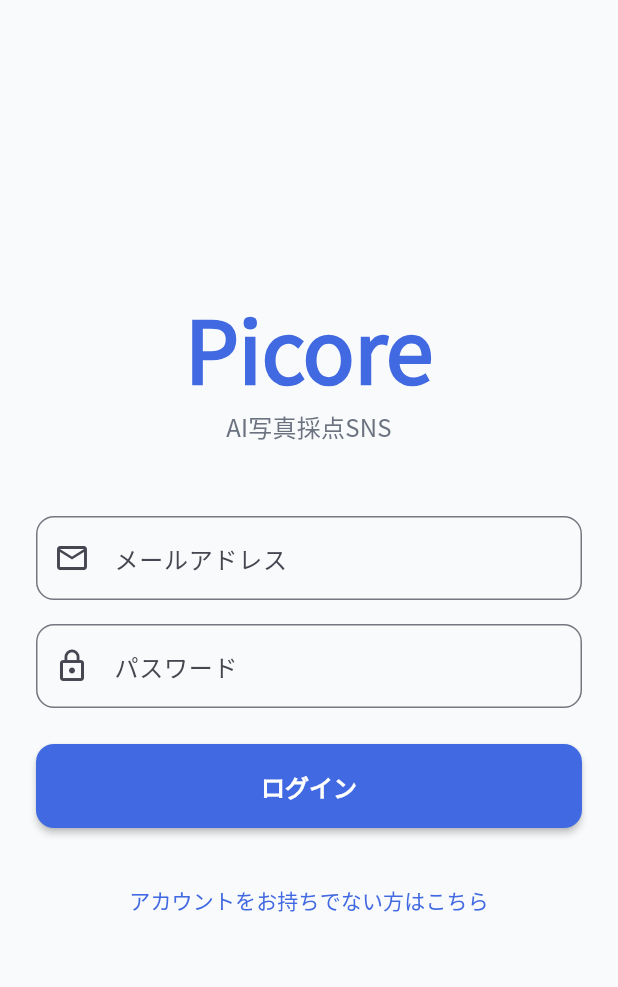
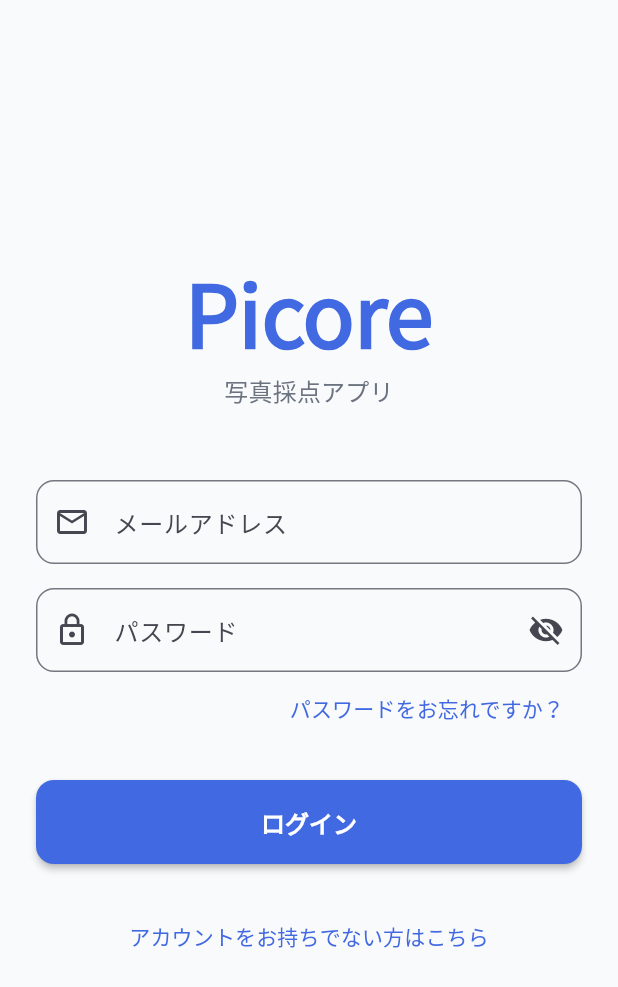
Before and after one commit to fyhw117/picore, a Flutter app: the screen it shows after launch, on a phone screen of 412 x 824 dp. Shown: the top 987 px of the screen. Run offline on Flutter 3.47's test engine with Material 3 defaults, Android fonts, the phone set to English and light mode, and no system bars; our stand-ins replace cloud_firestore, firebase_auth, firebase_core, firebase_storage, flutter_dotenv, google_fonts and 2 more; accounts and stored records are empty.

Commit message:
パスワードリセット機能とUI改善。

```diff
--- a/lib/presentation/login_screen.dart
+++ b/lib/presentation/login_screen.dart
@@ -15,9 +15,11 @@
   final AuthService _authService = AuthService();
   bool _isLogin = true; // ログインモードか新規登録モードか
   bool _isLoading = false;
+  bool _isPasswordVisible = false;
   String? _errorMessage;
 
   Future<void> _submit() async {
+    // ... (keep existing implementation)
     setState(() {
       _isLoading = true;
       _errorMessage = null;
@@ -49,6 +51,40 @@
     }
   }
 
+  Future<void> _resetPassword() async {
+    final email = _emailController.text.trim();
+    if (email.isEmpty) {
+      setState(() {
+        _errorMessage = 'パスワードリセットのため、メールアドレスを入力してください';
+      });
+      return;
+    }
+
+    setState(() {
+      _isLoading = true;
+      _errorMessage = null;
+    });
+
+    try {
+      await _authService.sendPasswordResetEmail(email);
+      if (mounted) {
+        ScaffoldMessenger.of(
+          context,
+        ).showSnackBar(const SnackBar(content: Text('パスワードリセットメールを送信しました')));
+      }
+    } catch (e) {
+      setState(() {
+        _errorMessage = 'メール送信に失敗しました: ${e.toString()}';
+      });
+    } finally {
+      if (mounted) {
+        setState(() {
+          _isLoading = false;
+        });
+      }
+    }
+  }
+
   @override
   Widget build(BuildContext context) {
     return Scaffold(
@@ -59,6 +95,7 @@
             mainAxisAlignment: MainAxisAlignment.center,
             crossAxisAlignment: CrossAxisAlignment.stretch,
             children: [
+              // ... (keep existing Logo/Title/Error)
               // Logo or Title
               Text(
                 'Picore',
@@ -70,7 +107,7 @@
               ),
               const SizedBox(height: 8),
               Text(
-                'AI写真採点SNS',
+                '写真採点アプリ',
                 textAlign: TextAlign.center,
                 style: Theme.of(context).textTheme.titleMedium?.copyWith(
                   color: AppColors.textSecondary,
@@ -114,15 +151,38 @@
               // Password Input
               TextField(
                 controller: _passwordController,
-                decoration: const InputDecoration(
+                decoration: InputDecoration(
                   labelText: 'パスワード',
-                  prefixIcon: Icon(Icons.lock_outline),
-                  border: OutlineInputBorder(
+                  prefixIcon: const Icon(Icons.lock_outline),
+                  border: const OutlineInputBorder(
                     borderRadius: BorderRadius.all(Radius.circular(12)),
                   ),
+                  suffixIcon: IconButton(
+                    icon: Icon(
+                      _isPasswordVisible
+                          ? Icons.visibility
+                          : Icons.visibility_off,
+                    ),
+                    onPressed: () {
+                      setState(() {
+                        _isPasswordVisible = !_isPasswordVisible;
+                      });
+                    },
+                  ),
                 ),
-                obscureText: true,
+                obscureText: !_isPasswordVisible,
               ),
+
+              // Forgot Password Link (Only in Login mode)
+              if (_isLogin)
+                Align(
+                  alignment: Alignment.centerRight,
+                  child: TextButton(
+                    onPressed: _isLoading ? null : _resetPassword,
+                    child: const Text('パスワードをお忘れですか？'),
+                  ),
+                ),
+
               const SizedBox(height: 24),
 
               // Submit Button
--- a/pubspec.yaml
+++ b/pubspec.yaml
@@ -66,9 +66,8 @@
   uses-material-design: true
 
   # To add assets to your application, add an assets section, like this:
-  # assets:
-  #   - images/a_dot_burr.jpeg
-  #   - images/a_dot_ham.jpeg
+  assets:
+    - .env
 
   # An image asset can refer to one or more resolution-specific "variants", see
   # https://flutter.dev/to/resolution-aware-images
```
Also changed, not shown: lib/main.dart (+6 -1 lines), lib/services/auth_service.dart (+9 -0 lines).
